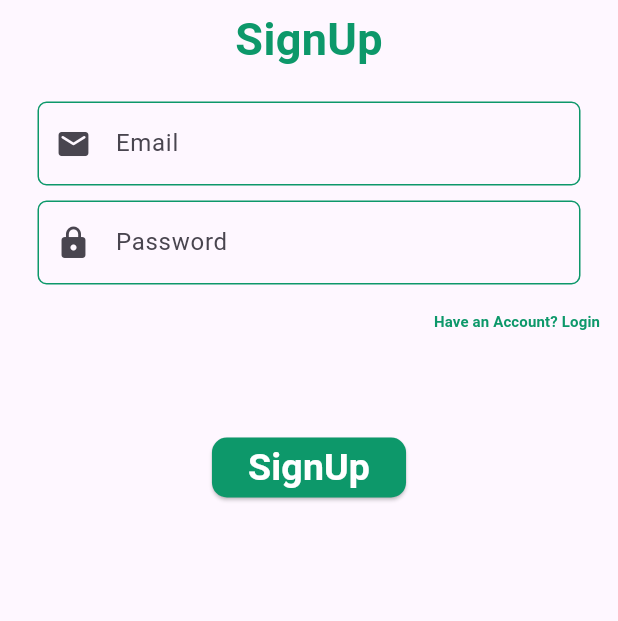
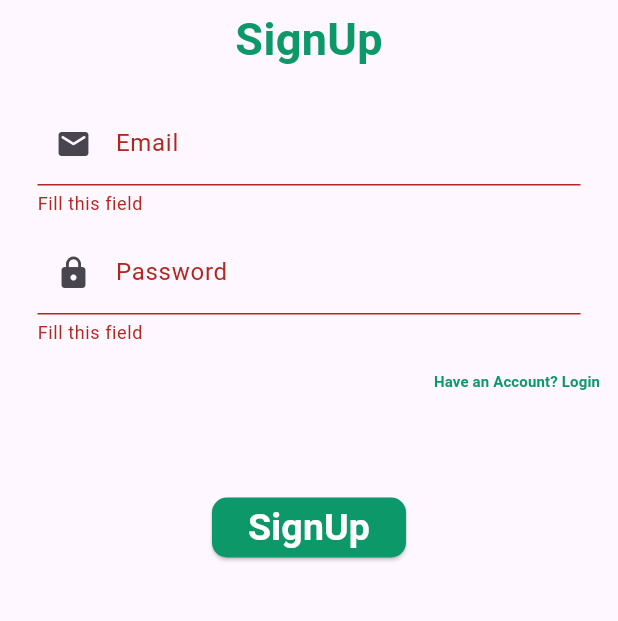
Before and after one commit to aleena02122002/plantify_app, a Flutter app: the SignUpView screen opened directly, after a tap on "Have an Account? Login", after a tap on "Don't Have an Account yet?", after a tap on "SignUp", on a phone screen of 412 x 824 dp, the part 233-854 px from its top. Run offline on Flutter 3.47's test engine with Material 3 defaults, Android fonts, the light colour scheme and no system bars; our stand-ins replace firebase_auth, firebase_core; accounts and stored records are empty; network calls fail.

Commit message:
Changes:Validator in textfeild,add order screen

```diff
--- a/lib/screens/login.dart
+++ b/lib/screens/login.dart
@@ -7,8 +7,6 @@ import 'package:plants/screens/signup.dart';
 import 'package:firebase_auth/firebase_auth.dart';
 import 'package:plants/widgets/textField.dart';
 
-
-
 class LoginView extends StatelessWidget {
   LoginView({super.key});
   final emailController = TextEditingController();
@@ -17,8 +15,26 @@ class LoginView extends StatelessWidget {
   FocusNode _focusNode1 = FocusNode();
   FocusNode _focusNode2 = FocusNode();
 
+  final RegExp userEmail =
+      RegExp(r'^[a-zA-Z0-9._%+-]+@[a-zA-Z0-9.-]+\.[a-zA-Z]{2,}$');
 
+  String? emailError(String? value) {
+    if (value == null || value.isEmpty) {
+      return 'Fill this field';
+    } else if (!userEmail.hasMatch(value)) {
+      return 'Invalid Email';
+    }
+    return null;
+  }
 
+  String? passwordError(String? value) {
+    if (value == null || value.isEmpty) {
+      return 'Fill this field';
+    } else if (value.length < 5) {
+      return 'Password must be at least 5 characters long';
+    }
+    return null;
+  }
 
   loginUser(context) async {
     try {
@@ -52,8 +68,7 @@ class LoginView extends StatelessWidget {
         child: Column(
           children: [
             Container(
-                padding:
-                    const EdgeInsets.symmetric(vertical: 10, horizontal: 5),
+              padding: const EdgeInsets.symmetric(vertical: 10, horizontal: 5),
               child: const Align(
                   alignment: Alignment.topLeft,
                   child: Image(
@@ -77,7 +92,7 @@ class LoginView extends StatelessWidget {
               controller: emailController,
               prefixIcon: Icons.email_rounded,
               focusNode: _focusNode1,
-
+              validator: (value) => emailError(value),
             ),
             const SizedBox(
               height: 10,
@@ -87,14 +102,14 @@ class LoginView extends StatelessWidget {
               controller: passwordController,
               prefixIcon: Icons.lock,
               focusNode: _focusNode2,
-
+              validator: (value) => passwordError(value),
             ),
             Align(
                 alignment: Alignment.bottomRight,
                 child: TextButton(
                   onPressed: () {
-                      Navigator.of(context).pushReplacement(MaterialPageRoute(
-                          builder: (context) => SignUpView()));
+                    Navigator.of(context).pushReplacement(
+                        MaterialPageRoute(builder: (context) => SignUpView()));
                   },
                   child: const Text(
                     "Don't Have an Account yet?",
@@ -105,7 +120,10 @@ class LoginView extends StatelessWidget {
                   ),
                 )),
             const SizedBox(height: 40),
-              ElevatedButton(
+            SizedBox(
+              height: 40,
+              width: 200,
+              child: ElevatedButton(
                   onPressed: () {
                     loginUser(context);
                   },
@@ -120,9 +138,9 @@ class LoginView extends StatelessWidget {
                       backgroundColor: const Color(0xFF0D986A),
                       shape: RoundedRectangleBorder(
                           borderRadius: BorderRadius.circular(10.0)))),
+            ),
           ],
         ),
-
       )),
     );
   }
--- a/lib/screens/logout.dart
+++ b/lib/screens/logout.dart
@@ -4,6 +4,8 @@ class LogoutView extends StatelessWidget {
 
   @override
   Widget build(BuildContext context) {
-    return const Placeholder();
+    return const Placeholder(
+
+    );
   }
 }
--- a/lib/screens/signup.dart
+++ b/lib/screens/signup.dart
@@ -2,6 +2,8 @@ import 'package:flutter/material.dart';
 import 'package:plants/screens/login.dart';
 import 'package:firebase_auth/firebase_auth.dart';
 import 'package:plants/widgets/textField.dart';
+
+final _formKey = GlobalKey<FormState>();
 
 class SignUpView extends StatelessWidget {
   SignUpView({super.key});
@@ -13,6 +15,23 @@ class SignUpView extends StatelessWidget {
 
   RegExp userEmail = RegExp(r'^[a-zA-Z0-9._]+@[a-zA-Z0-9]+\.[a-zA-Z]+');
 
+  String? emailError(String? value) {
+    if (value == null || value.isEmpty) {
+      return 'Fill this field';
+    } else if (!userEmail.hasMatch(value)) {
+      return 'Invalid Email';
+    }
+    return null;
+  }
+
+  String? passwordError(String? value) {
+    if (value == null || value.isEmpty) {
+      return 'Fill this field';
+    } else if (value.length < 5) {
+      return 'Password must be at least 5 characters long';
+    }
+    return null;
+  }
 
   registerUser(context) async {
     try {
@@ -37,13 +56,14 @@ class SignUpView extends StatelessWidget {
     }
   }
 
-
   @override
   Widget build(BuildContext context) {
     return Scaffold(
       resizeToAvoidBottomInset: true,
       body: SafeArea(
           child: SingleChildScrollView(
+        child: Form(
+          key: _formKey,
           child: Column(
             children: [
               Container(
@@ -66,17 +86,29 @@ class SignUpView extends StatelessWidget {
               const SizedBox(
                 height: 20,
               ),
-                MyTextField(hintText: 'Email', controller: emailController, prefixIcon: Icons.email_rounded, focusNode: _focusNode1,),
+              MyTextField(
+                hintText: 'Email',
+                controller: emailController,
+                prefixIcon: Icons.email_rounded,
+                focusNode: _focusNode1,
+                validator: (value) => emailError(value),
+              ),
               const SizedBox(
                 height: 10,
               ),
-                MyTextField(hintText: 'Password', controller: passwordController, prefixIcon: Icons.lock, focusNode: _focusNode2,),
+              MyTextField(
+                hintText: 'Password',
+                controller: passwordController,
+                prefixIcon: Icons.lock,
+                focusNode: _focusNode2,
+                validator: (value) => passwordError(value),
+              ),
               Align(
                   alignment: Alignment.bottomRight,
                   child: TextButton(
-                      onPressed: (){
-                        Navigator.of(context).pushReplacement(MaterialPageRoute(
-                            builder: (context) => LoginView()));
+                    onPressed: () {
+                      Navigator.of(context).pushReplacement(
+                          MaterialPageRoute(builder: (context) => LoginView()));
                     },
                     child: Text(
                       "Have an Account? Login",
@@ -90,6 +122,7 @@ class SignUpView extends StatelessWidget {
               const SizedBox(height: 30),
               ElevatedButton(
                   onPressed: () {
+                    _formKey.currentState!.validate();
                     registerUser(context);
                   },
                   child: const Text(
@@ -105,6 +138,7 @@ class SignUpView extends StatelessWidget {
                           borderRadius: BorderRadius.circular(10.0)))),
             ],
           ),
+        ),
       )),
     );
   }
--- a/lib/widgets/textField.dart
+++ b/lib/widgets/textField.dart
@@ -7,9 +7,10 @@ class MyTextField extends StatefulWidget {
   final TextEditingController controller;
   final IconData? prefixIcon;
   final FocusNode? focusNode;
+  final String? Function(String?)? validator;
 
 
-  const MyTextField({Key? key, required this.hintText, required this.controller, required this.prefixIcon, required this.focusNode,})
+  const MyTextField({Key? key, required this.hintText, required this.controller, required this.prefixIcon, required this.focusNode,required this.validator})
       : super(key: key);
 
   @override
@@ -25,6 +26,8 @@ class _MyTextFieldState extends State<MyTextField> {
           cursorColor: const Color(0xFF0D986A),
           focusNode: widget.focusNode,
           controller: widget.controller,
+          validator: widget.validator,
+          autovalidateMode: AutovalidateMode.onUserInteraction,
           decoration: InputDecoration(
             labelText: widget.hintText,
             prefixIcon: widget.prefixIcon != null ? Icon(widget.prefixIcon) : null,
--- a/pubspec.yaml
+++ b/pubspec.yaml
@@ -37,6 +37,7 @@ dependencies:
   cupertino_icons: ^1.0.6
   firebase_core: ^2.31.0
   firebase_auth: ^4.19.5
+  get: ^4.6.6
 
 dev_dependencies:
   flutter_test:
```
Also changed, not shown: lib/main.dart (+2 -5 lines), lib/screens/home.dart (+58 -29 lines), lib/screens/order.dart (+38 -11 lines), pubspec.lock. Lines whose indentation alone changed are shown as unchanged.
